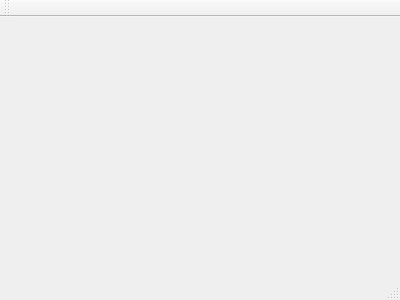
Old version of the form mainwindow.ui in the repository KansassCityShuffle/JunoEngine.
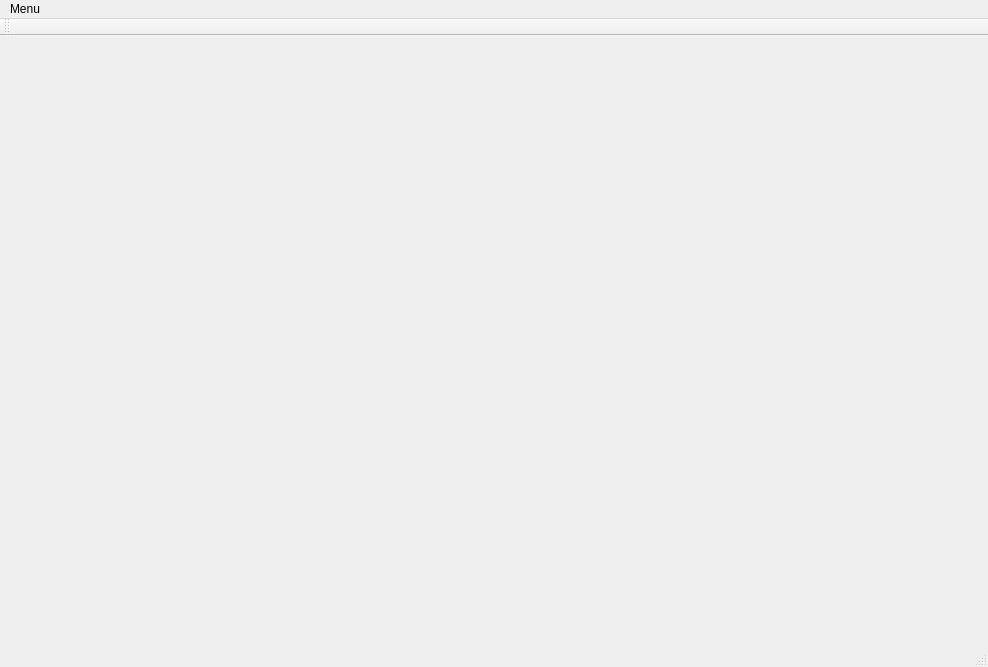
New version of the form.

```diff
--- a/mainwindow.ui
+++ b/mainwindow.ui
@@ -1,24 +1,61 @@
 <ui version="4.0">
  <class>MainWindow</class>
- <widget class="QMainWindow" name="MainWindow" >
-  <property name="geometry" >
+ <widget class="QMainWindow" name="MainWindow">
+  <property name="geometry">
    <rect>
     <x>0</x>
     <y>0</y>
-    <width>400</width>
-    <height>300</height>
+    <width>988</width>
+    <height>667</height>
    </rect>
   </property>
   <property name="windowTitle" >
    <string>MainWindow</string>
   </property>
-  <widget class="QMenuBar" name="menuBar" />
-  <widget class="QToolBar" name="mainToolBar" />
-  <widget class="QWidget" name="centralWidget" />
-  <widget class="QStatusBar" name="statusBar" />
+  <widget class="QWidget" name="centralWidget">
+   <layout class="QVBoxLayout" name="verticalLayout_2">
+    <item>
+     <layout class="QHBoxLayout" name="horizontalLayout">
+      <property name="sizeConstraint">
+       <enum>QLayout::SetDefaultConstraint</enum>
+      </property>
+     </layout>
+    </item>
+   </layout>
+  </widget>
+  <widget class="QMenuBar" name="menuBar">
+   <property name="geometry">
+    <rect>
+     <x>0</x>
+     <y>0</y>
+     <width>988</width>
+     <height>22</height>
+    </rect>
+   </property>
+   <widget class="QMenu" name="menuMenu">
+    <property name="title">
+     <string>Menu</string>
+    </property>
+    <addaction name="actionQuitter"/>
+   </widget>
+   <addaction name="menuMenu"/>
+  </widget>
+  <widget class="QToolBar" name="mainToolBar">
+   <attribute name="toolBarArea">
+    <enum>TopToolBarArea</enum>
+   </attribute>
+   <attribute name="toolBarBreak">
+    <bool>false</bool>
+   </attribute>
+  </widget>
+  <widget class="QStatusBar" name="statusBar"/>
+  <action name="actionQuitter">
+   <property name="text">
+    <string>Quitter</string>
+   </property>
+  </action>
  </widget>
- <layoutDefault spacing="6" margin="11" />
- <pixmapfunction></pixmapfunction>
+ <layoutdefault spacing="6" margin="11"/>
  <resources/>
  <connections/>
 </ui>
```
Left out of the diff: 3 changed lines with no effect on the pictures.
